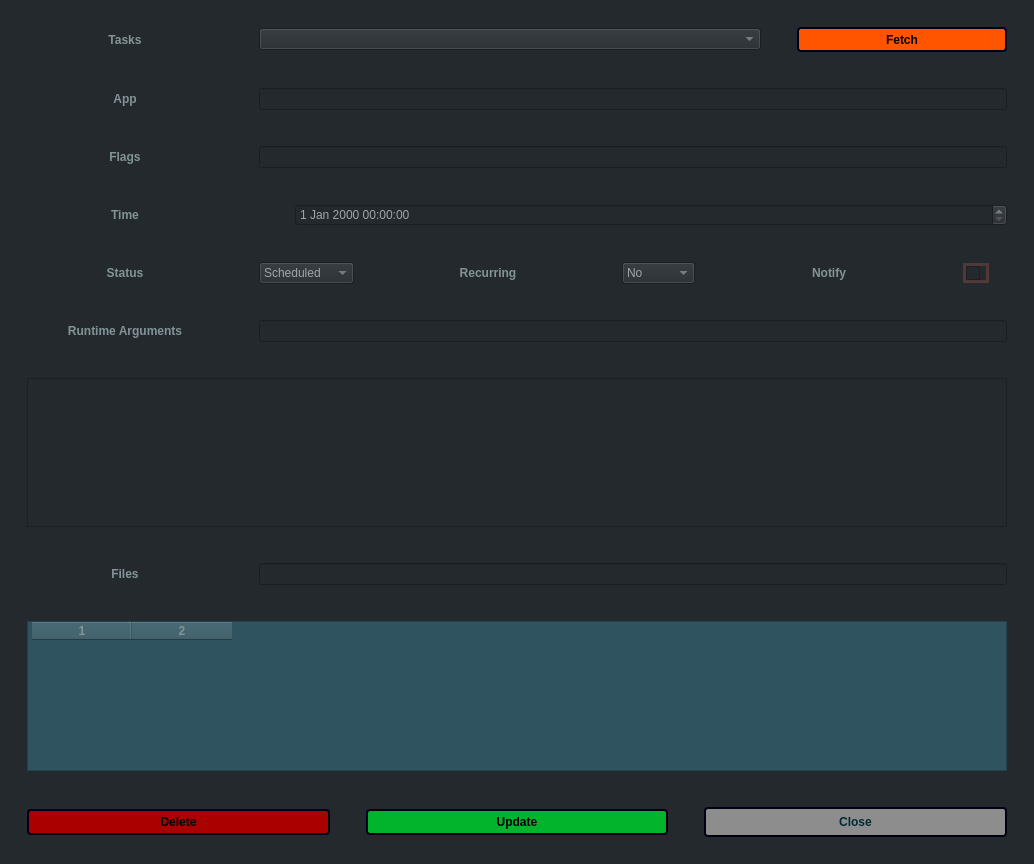
Old version of the form scheduledialog.ui in the repository StronglogicSolutions/ky_gui.
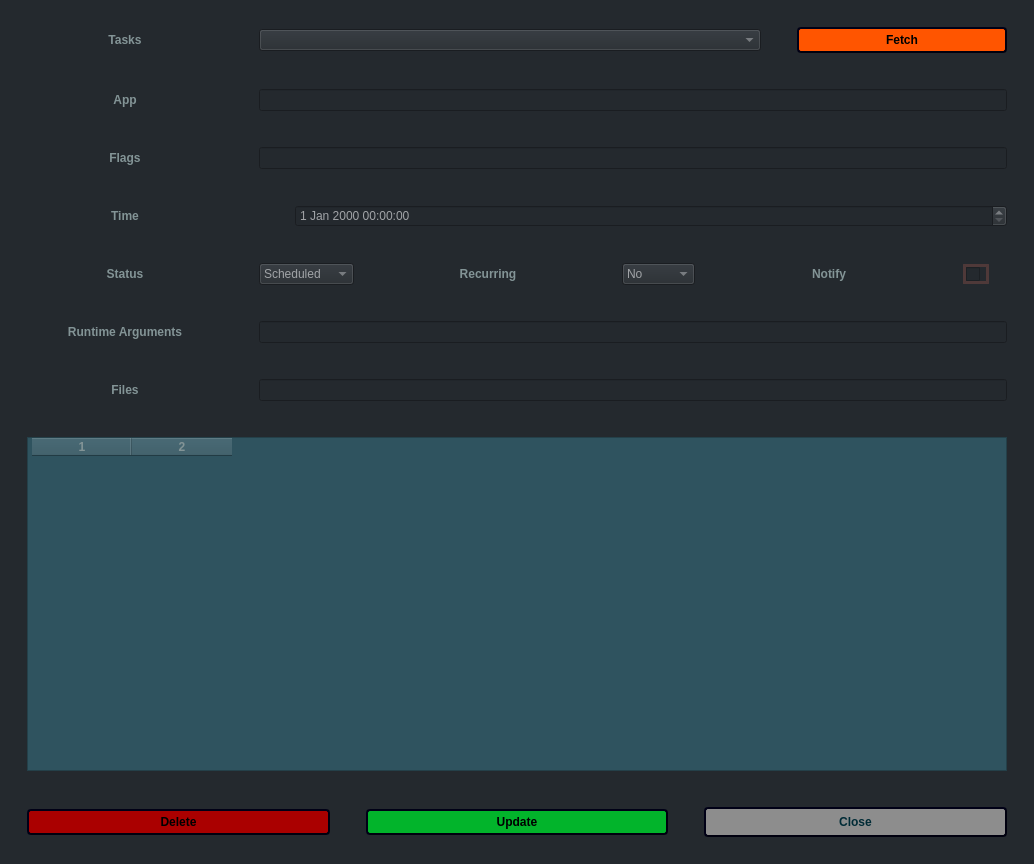
New version of the form. Icons and pictures are not drawn.

Commit message: removing unused view

Patch:
```diff
--- a/scheduledialog.ui
+++ b/scheduledialog.ui
@@ -23,7 +23,7 @@
   </property>
   <layout class="QGridLayout" name="gridLayout">
    <item row="1" column="0">
-    <layout class="QVBoxLayout" name="verticalLayout" stretch="0,0,0,0,0,0,0,0,0,0">
+    <layout class="QVBoxLayout" name="verticalLayout" stretch="0,0,0,0,0,0,0,0,0">
      <property name="spacing">
       <number>36</number>
      </property>
@@ -474,9 +474,6 @@
        </item>
       </layout>
      </item>
-     <item>
-      <widget class="QTableView" name="tableView"/>
-     </item>
      <item>
       <layout class="QHBoxLayout" name="horizontalLayout_11" stretch="0,0">
        <item>
```
